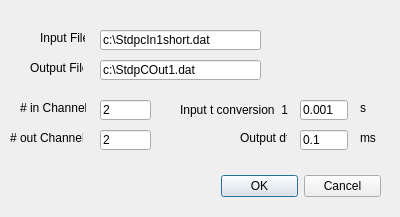
The window that src/gui/SimulDAQDlg.ui (CompEphys-team/stdpc) describes before a commit, drawn with Qt 5.
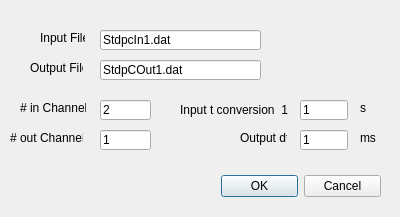
The same window after the commit.

```diff
--- a/src/gui/SimulDAQDlg.ui
+++ b/src/gui/SimulDAQDlg.ui
@@ -37,8 +37,8 @@
      <height>20</height>
     </rect>
    </property>
-   <property name="text" >
-    <string>c:\StdpcIn1short.dat</string>
+   <property name="text">
+    <string>StdpcIn1.dat</string>
    </property>
   </widget>
   <widget class="QLabel" name="InputFileL" >
@@ -63,8 +63,8 @@
      <height>20</height>
     </rect>
    </property>
-   <property name="text" >
-    <string>c:\StdpCOut1.dat</string>
+   <property name="text">
+    <string>StdpCOut1.dat</string>
    </property>
   </widget>
   <widget class="QLabel" name="OutputFileL" >
@@ -128,8 +128,8 @@
      <height>20</height>
     </rect>
    </property>
-   <property name="text" >
-    <string>2</string>
+   <property name="text">
+    <string>1</string>
    </property>
   </widget>
   <widget class="QLineEdit" name="outDtE" >
@@ -141,8 +141,8 @@
      <height>20</height>
     </rect>
    </property>
-   <property name="text" >
-    <string>0.1</string>
+   <property name="text">
+    <string>1</string>
    </property>
   </widget>
   <widget class="QLabel" name="outDtL" >
@@ -180,8 +180,8 @@
      <height>20</height>
     </rect>
    </property>
-   <property name="text" >
-    <string>0.001</string>
+   <property name="text">
+    <string>1</string>
    </property>
   </widget>
   <widget class="QLabel" name="inTFacU" >
```
Left out of the diff: 101 changed lines with no effect on the pictures.
